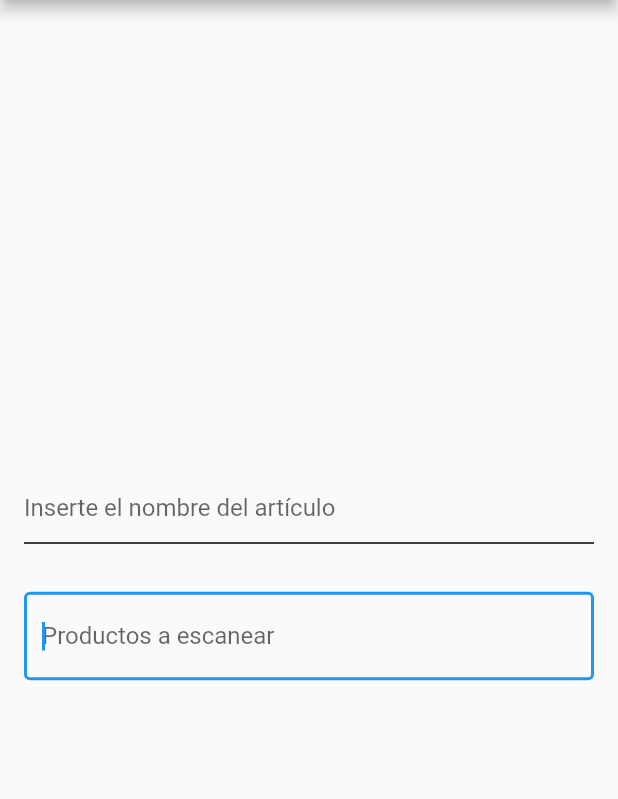
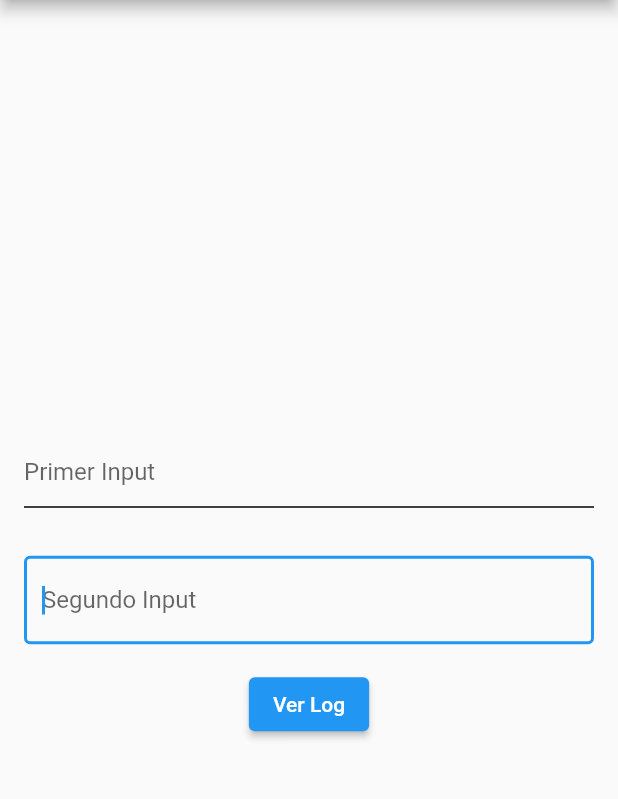
Before and after one commit to MatiasCar/FlutterBarcode, a Flutter app: the screen it shows after launch, on a phone screen of 412 x 824 dp, the part 84-883 px from its top. Run offline on Flutter 3.47's test engine with Material 2 defaults, Android fonts, the phone set to English and light mode, and no system bars; our stand-ins replace open_file.

Commit message:
boton abrir txt

```diff
--- a/lib/main.dart
+++ b/lib/main.dart
@@ -1,5 +1,5 @@
 import 'package:flutter/material.dart';
-import './widgets/mainColumn.dart';
+import 'mainColumn.dart';
 
 void main() {
   runApp(const MyApp());
--- /dev/null
+++ b/lib/mainColumn.dart
@@ -0,0 +1,21 @@
+import 'package:flutter/material.dart';
+import 'package:flutter_application_1/widgets/buttonOpen.dart';
+import 'functions/txtSave.dart';
+import 'widgets/inputFirst.dart';
+import 'widgets/inputSecond.dart';
+
+Widget mainColumn(context) {
+  final TextEditingController controller = TextEditingController();
+  final TextEditingController controllerPrimerInput = TextEditingController();
+
+  FocusNode myFocusNode = FocusNode();
+
+  return Column(
+    mainAxisAlignment: MainAxisAlignment.center,
+    children: <Widget>[
+      firstInput(context, myFocusNode, controller, controllerPrimerInput),
+      secondInput(context, myFocusNode, controller, save),
+      openButton()
+    ],
+  );
+}
--- a/lib/widgets/firstInput.dart
+++ b/lib/widgets/inputFirst.dart
@@ -24,6 +24,6 @@ Widget firstInput(context, myFocusNode, controller, controllerPrimerInput) {
             enabledBorder: UnderlineInputBorder(),
             counterText: "",
             border: OutlineInputBorder(),
-            hintText: 'Inserte el nombre del artículo'),
+            hintText: 'Primer Input'),
       ));
 }
--- a/lib/widgets/secondInput.dart
+++ b/lib/widgets/inputSecond.dart
@@ -7,7 +7,7 @@ Widget secondInput(context, myFocusNode, controller, save) {
           autofocus: true,
           focusNode: myFocusNode,
           decoration: const InputDecoration(
-              border: OutlineInputBorder(), hintText: 'Productos a escanear'),
+              border: OutlineInputBorder(), hintText: 'Segundo Input'),
           controller: controller,
           onSubmitted: (text) {
             text = text.replaceAll('@', '');
--- a/lib/widgets/mainColumn.dart
+++ /dev/null
@@ -1,31 +0,0 @@
-import 'package:flutter/material.dart';
-import '../functions/saveTxt.dart';
-import './firstInput.dart';
-import './secondInput.dart';
-import 'package:open_file/open_file.dart';
-
-Widget mainColumn(context) {
-  final TextEditingController controller = TextEditingController();
-  final TextEditingController controllerPrimerInput = TextEditingController();
-
-  FocusNode myFocusNode = FocusNode();
-
-  return Column(
-    mainAxisAlignment: MainAxisAlignment.center,
-    children: <Widget>[
-      firstInput(context, myFocusNode, controller, controllerPrimerInput),
-      secondInput(context, myFocusNode, controller, save)
-      /* ElevatedButton(
-          child: const Text('Ver Log'),
-          onPressed: () {
-            getLog();
-          }), */
-    ],
-  );
-}
-
-/* Future<void> getLog() async {
-  final directory = (await getExternalStorageDirectory());
-  final file = File('$directory/Log.txt');
-  OpenFile.open(file);
-} */
```
Also changed, not shown: lib/functions/txtOpen.dart (added, +10 -0 lines), lib/widgets/buttonOpen.dart (added, +10 -0 lines), lib/functions/txtSave.dart (line endings or trailing spaces).
